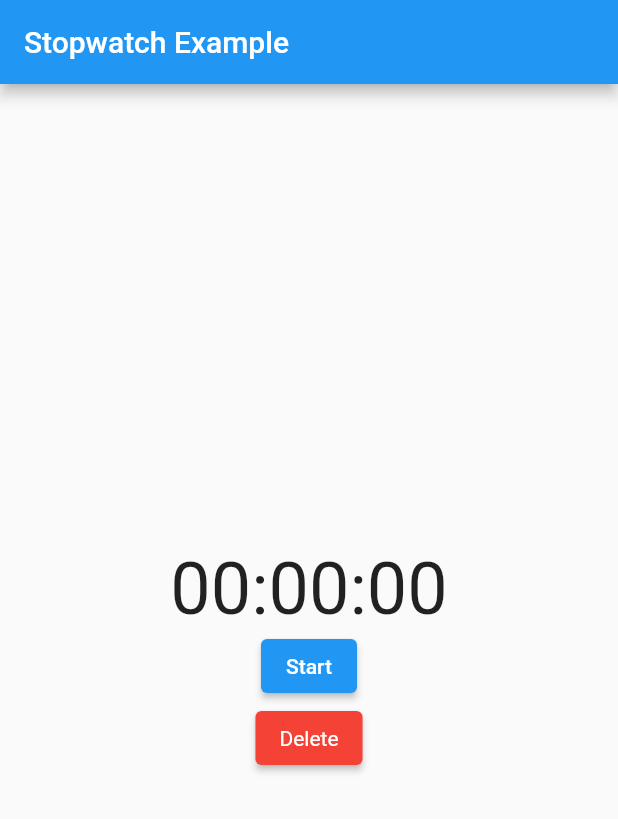
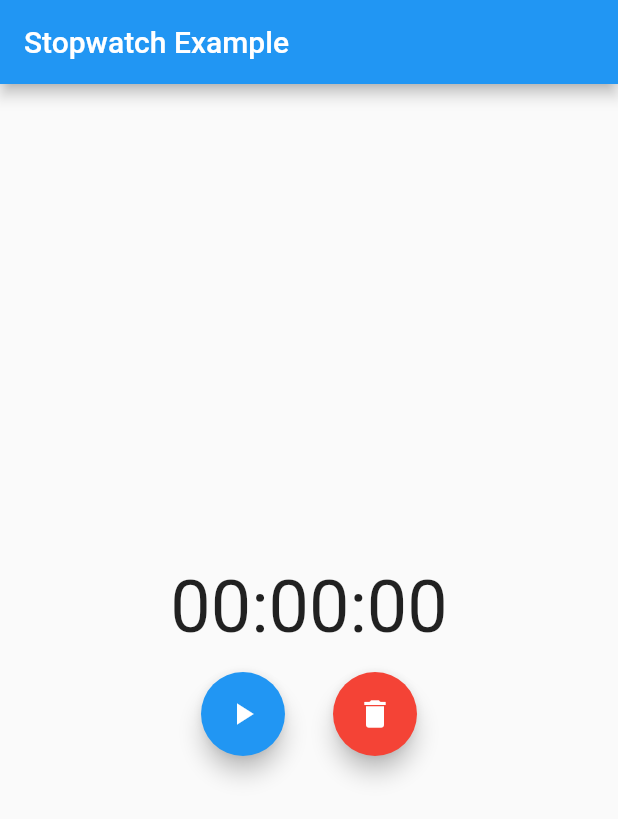
Before and after one commit to dwyl/flutter-stopwatch-tutorial, a Flutter app: the screen it shows after launch, on a phone screen of 412 x 824 dp. Shown: the top 819 px of the screen. Run offline on Flutter 3.47's test engine with Material 2 defaults, Android fonts, the phone set to English and light mode, and no system bars; our stand-ins replace drift; accounts and stored records are empty; generated files the repository leaves out were written again.

Commit message:
fix: Fixing reset bug and improving UI,

```diff
--- a/lib/main.dart
+++ b/lib/main.dart
@@ -68,13 +68,13 @@ class _StopwatchPageState extends State<StopwatchPage> {
 
   // Deletes all timers
   Future<void> deleteHistoricTimers() async {
-
     // Deleting persisted timers
     _database.delete(_database.timers).go();
 
     // Reset stopwatch timer
     final stopwatch = await _stopwatch;
     stopwatch.reset();
+    setState(() {});
   }
 
   Future<StopwatchEx> initializeStopwatch() async {
@@ -136,17 +136,33 @@ class _StopwatchPageState extends State<StopwatchPage> {
               return Column(
                 mainAxisAlignment: MainAxisAlignment.center,
                 children: <Widget>[
-                  Text(formatTime(stopwatch.elapsedMilliseconds),
-                      style: const TextStyle(fontSize: 48.0)),
-                  ElevatedButton(
-                      onPressed: handleStartStop,
-                      child: Text(stopwatch.isRunning ? 'Stop' : 'Start')),
-                  ElevatedButton(
-                      onPressed: deleteHistoricTimers,
-                      style: ElevatedButton.styleFrom(
-                          backgroundColor: Colors.red,
-                          textStyle: const TextStyle(color: Colors.white)),
-                      child: const Text('Delete')),
+                  Padding(
+                    padding: const EdgeInsets.only(bottom: 16.0),
+                    child: Text(formatTime(stopwatch.elapsedMilliseconds),
+                        style: const TextStyle(fontSize: 48.0)),
+                  ),
+                  Row(
+                    mainAxisAlignment: MainAxisAlignment.center,
+                    children: [
+                      Padding(
+                        padding: const EdgeInsets.only(right: 32.0),
+                        child: FloatingActionButton(
+                          onPressed: handleStartStop,
+                          child: stopwatch.isRunning
+                              ? const Icon(Icons.stop)
+                              : const Icon(Icons.play_arrow),
+                        ),
+                      ),
+                      FloatingActionButton(
+                        onPressed:
+                            !stopwatch.isRunning ? deleteHistoricTimers : null,
+                        backgroundColor: stopwatch.isRunning
+                            ? Colors.redAccent.shade100
+                            : Colors.red,
+                        child: const Icon(Icons.delete),
+                      ),
+                    ],
+                  ),
                 ],
               );
             } else if (snapshot.hasError) {
--- a/lib/stopwatch.dart
+++ b/lib/stopwatch.dart
@@ -11,7 +11,7 @@ class StopwatchEx {
 
   reset({Duration? newInitialOffset}) {
     _stopWatch.reset();
-    _initialOffset = newInitialOffset ?? _initialOffset;
+    _initialOffset = newInitialOffset ?? const Duration();
   }
 
   bool get isRunning => _stopWatch.isRunning;
```
